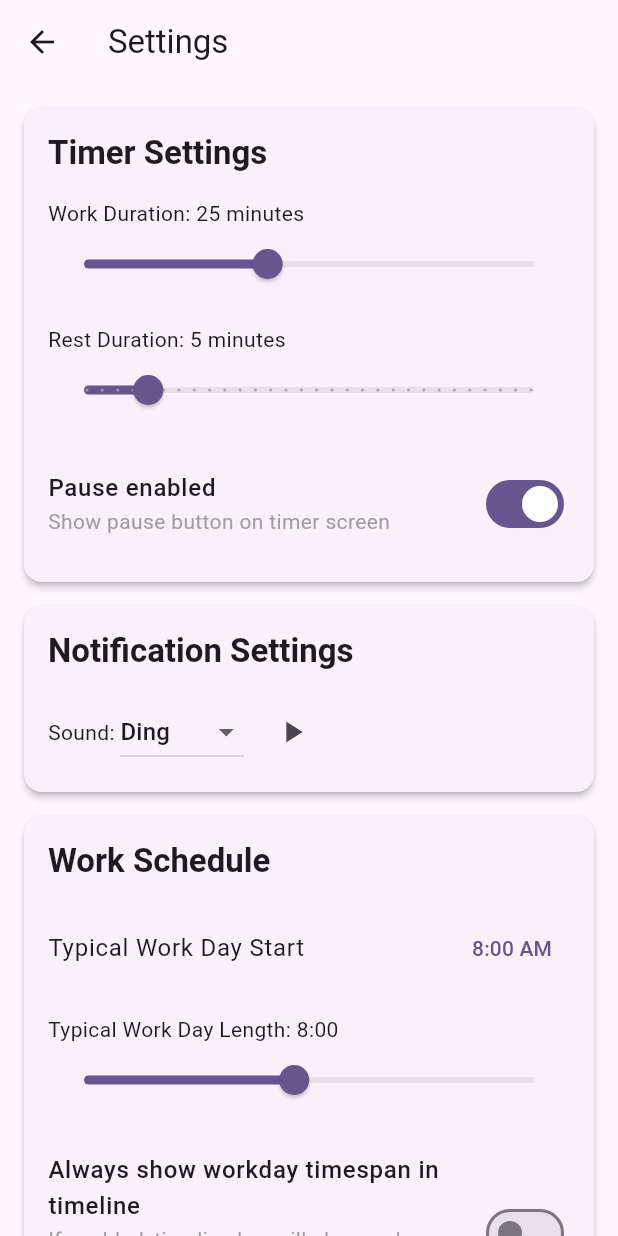
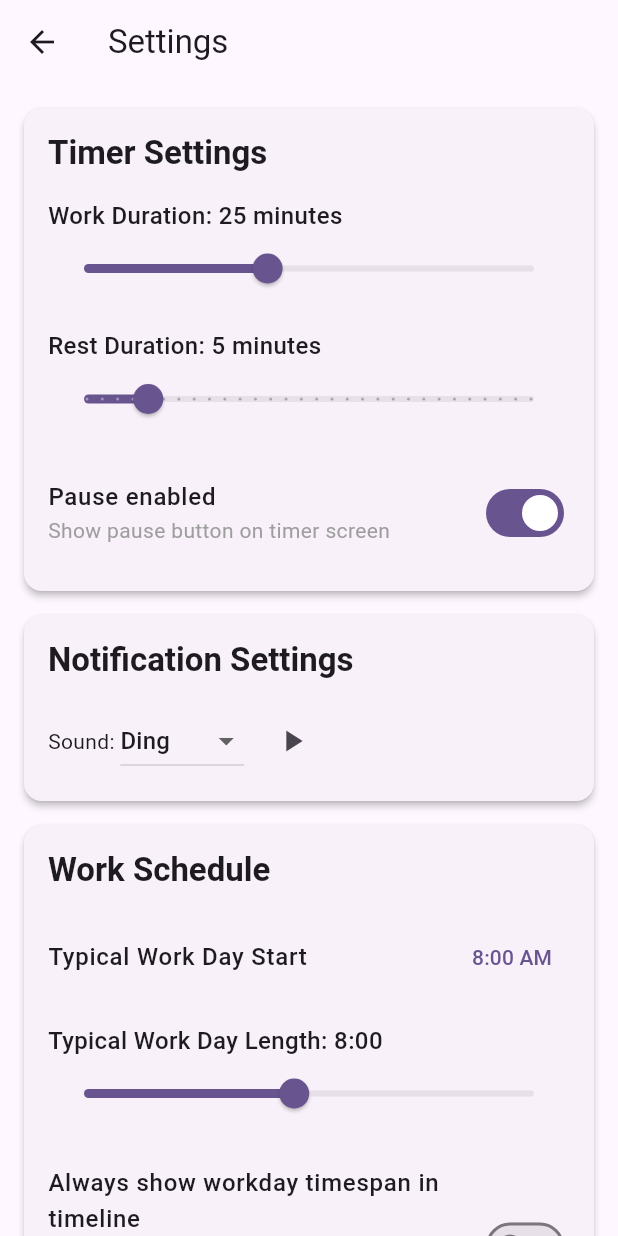
Before and after one commit to kbjorklid/pomodoro_flutter, a Flutter app: the SettingsScreen screen opened directly, on a phone screen of 412 x 824 dp. Run offline on Flutter 3.47's test engine with Material 3 defaults, Android fonts, the phone set to English and light mode, and no system bars; our stand-ins replace audioplayers, flutter_riverpod, freezed_annotation, hive, hive_flutter, logger and 1 more; accounts and stored records are empty.

Commit message:
feat: Add settings screen widgets

```diff
--- a/lib/settings/presentation/settings_screen.dart
+++ b/lib/settings/presentation/settings_screen.dart
@@ -2,6 +2,7 @@ import 'package:flutter/material.dart';
 import 'package:flutter_riverpod/flutter_riverpod.dart';
 import 'package:pomodoro_app2/settings/presentation/providers/settings_repository_provider.dart';
 import 'package:pomodoro_app2/settings/presentation/widgets/duration_slider.dart';
+import 'package:pomodoro_app2/settings/presentation/widgets/settings_list_tile.dart';
 import 'package:pomodoro_app2/settings/presentation/widgets/sound_selector.dart';
 import 'package:pomodoro_app2/sound/domain/notification_sound.dart';
 
@@ -217,8 +218,8 @@ class _SettingsScreenState extends ConsumerState<SettingsScreen> {
               _buildCard(
                 title: 'Work Schedule',
                 children: [
-                  ListTile(
-                    title: const Text('Typical Work Day Start'),
+                  SettingsListTile(
+                    title: 'Typical Work Day Start',
                     trailing: TextButton(
                       child: Text(typicalWorkDayStart.format(context)),
                       onPressed: () async {
@@ -231,7 +232,6 @@ class _SettingsScreenState extends ConsumerState<SettingsScreen> {
                         }
                       },
                     ),
-                    contentPadding: EdgeInsets.zero,
                   ),
                   const SizedBox(height: 16),
                   DurationSlider(
@@ -243,26 +243,14 @@ class _SettingsScreenState extends ConsumerState<SettingsScreen> {
                     step: const Duration(minutes: 15),
                   ),
                   const SizedBox(height: 16),
-                  ListTile(
-                    title: const Text(
-                      'Always show workday timespan in timeline',
-                      style: TextStyle(
-                        fontSize: 16,
-                        fontWeight: FontWeight.w500,
-                      ),
-                    ),
-                    subtitle: const Text(
-                      'If enabled, timeline bar will always show typical workday timespan, even if it is outside of the timer session history range.',
-                      style: TextStyle(
-                        fontSize: 14,
-                        color: Colors.grey,
-                      ),
-                    ),
+                  SettingsListTile(
+                    title: 'Always show workday timespan in timeline',
+                    subtitle:
+                        'If enabled, timeline bar will always show typical workday timespan, even if it is outside of the timer session history range.',
                     trailing: Switch(
                       value: alwaysShowWorkdayTimespanInTimeline,
                       onChanged: _saveAlwaysShowWorkdayTimespanInTimeline,
                     ),
-                    contentPadding: EdgeInsets.zero,
                   ),
                 ],
               ),
--- a/lib/settings/presentation/widgets/duration_slider.dart
+++ b/lib/settings/presentation/widgets/duration_slider.dart
@@ -24,7 +24,13 @@ class DurationSlider extends StatelessWidget {
     return Column(
       crossAxisAlignment: CrossAxisAlignment.start,
       children: [
-        Text('$label: ${TimeFormatter.toHumanReadable(duration)}'),
+        Text(
+          '$label: ${TimeFormatter.toHumanReadable(duration)}',
+          style: const TextStyle(
+            fontSize: 16,
+            fontWeight: FontWeight.w500,
+          ),
+        ),
         Slider(
           value: duration.inMinutes.toDouble(),
           min: minDuration.inMinutes.toDouble(),
--- /dev/null
+++ b/lib/settings/presentation/widgets/settings_list_tile.dart
@@ -0,0 +1,41 @@
+import 'package:flutter/material.dart';
+
+/// Reusable ListTile widget for settings screen.
+///
+/// Can be configured with a title, optional subtitle, and a trailing widget.
+class SettingsListTile extends StatelessWidget {
+  final String title;
+  final String? subtitle;
+  final Widget trailing;
+
+  const SettingsListTile({
+    super.key,
+    required this.title,
+    this.subtitle,
+    required this.trailing,
+  });
+
+  @override
+  Widget build(BuildContext context) {
+    return ListTile(
+      title: Text(
+        title,
+        style: const TextStyle(
+          fontSize: 16,
+          fontWeight: FontWeight.w500,
+        ),
+      ),
+      subtitle: subtitle != null
+          ? Text(
+              subtitle!,
+              style: const TextStyle(
+                fontSize: 14,
+                color: Colors.grey,
+              ),
+            )
+          : null,
+      trailing: trailing,
+      contentPadding: EdgeInsets.zero,
+    );
+  }
+}
```
